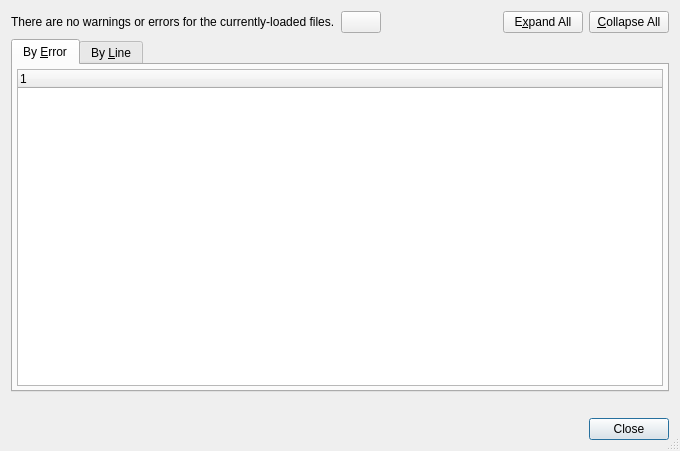
Above: src/qt-widgets/ReadErrorAccumulationDialogUi.ui from GPlates/GPlates before the change. Below: the same form after it.
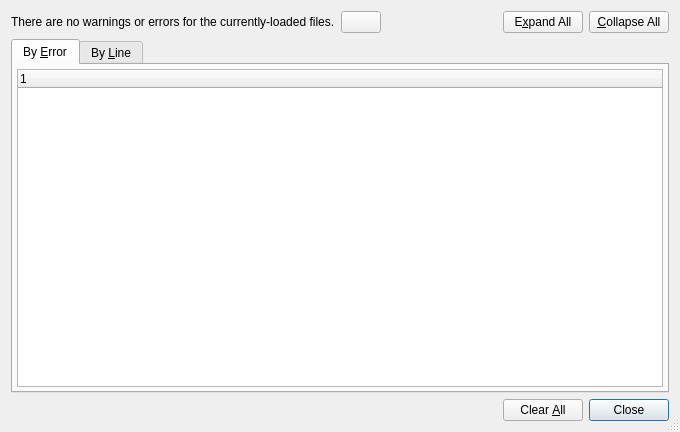
That is the form after the change. Icons and pictures are not drawn.

The edit to the form file:
```diff
--- a/src/qt-widgets/ReadErrorAccumulationDialogUi.ui
+++ b/src/qt-widgets/ReadErrorAccumulationDialogUi.ui
@@ -6,7 +6,7 @@
     <x>0</x>
     <y>0</y>
     <width>680</width>
-    <height>451</height>
+    <height>432</height>
    </rect>
   </property>
   <property name="windowTitle" >
@@ -148,13 +148,6 @@
      </widget>
     </widget>
    </item>
-   <item>
-    <widget class="QLabel" name="label_result" >
-     <property name="text" >
-      <string/>
-     </property>
-    </widget>
-   </item>
    <item>
     <layout class="QHBoxLayout" >
      <item>
@@ -170,6 +163,13 @@
        </property>
       </spacer>
      </item>
+     <item>
+      <widget class="QPushButton" name="button_clear" >
+       <property name="text" >
+        <string>Clear &amp;All</string>
+       </property>
+      </widget>
+     </item>
      <item>
       <widget class="QPushButton" name="button_ok" >
        <property name="text" >
```
